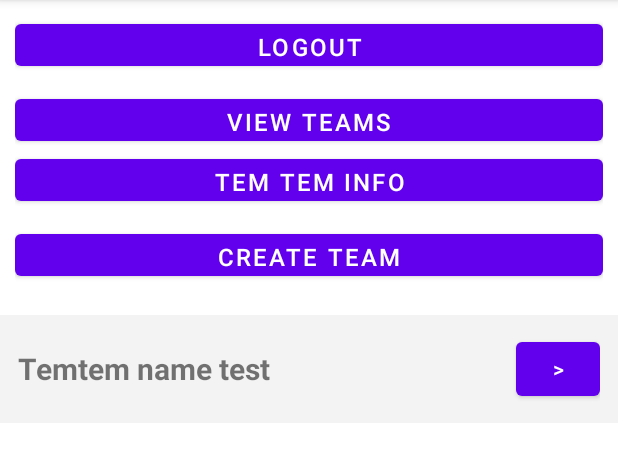
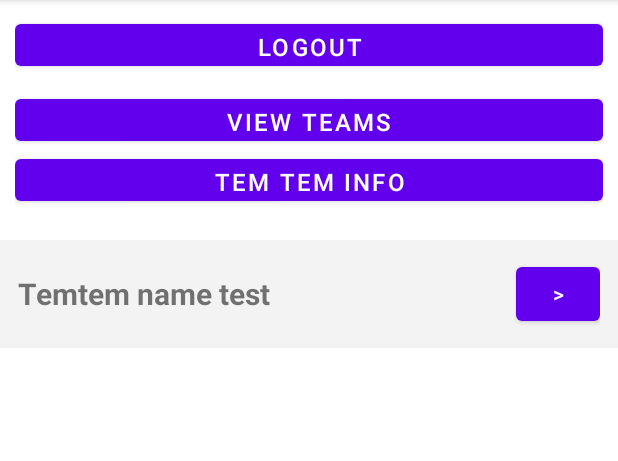
Before and after one commit to cenfo-418-teapot/TemTemPedia, an Android app: the screen it shows after launch (MainActivity), on a phone screen of 412 x 824 dp, the part 84-545 px from its top. Run offline under Robolectric (Android 15) with nearby library versions, the phone set to English and light mode, and no system bars.

Commit message:
Fix
Se hace Merge con el trabajo de Sebastian

```diff
--- a/app/src/main/java/com/teapot/temtempedia/MainActivity.kt
+++ b/app/src/main/java/com/teapot/temtempedia/MainActivity.kt
@@ -17,12 +17,6 @@
     override fun onCreate(savedInstanceState: Bundle?) {
         super.onCreate(savedInstanceState)
         setContentView(R.layout.activity_main)
-
-        findViewById<Button>(R.id.createTeam).setOnClickListener{
-            val intent = Intent(this, TeamLocal::class.java)
-            startActivity(intent)
-            finish()
-        }
 
         val gso = GoogleSignInOptions.Builder(GoogleSignInOptions.DEFAULT_SIGN_IN)
             .requestIdToken(getString(R.string.web_client_id))
@@ -55,11 +49,6 @@
             startActivity(intent)
         }
 
-        findViewById<Button>(R.id.createTeam).setOnClickListener{
-            val intent = Intent(this, SaveTeam::class.java)
-            startActivity(intent)
-            finish()
-        }
 
     }
 
--- a/app/src/main/res/layout/activity_main.xml
+++ b/app/src/main/res/layout/activity_main.xml
@@ -40,14 +40,6 @@
             android:text="Tem Tem Info"
             android:textSize="16sp"/>
 
-        <Button
-            android:id="@+id/createTeam"
-            android:layout_width="match_parent"
-            android:layout_height="40dp"
-            android:layout_marginBottom="10dp"
-            android:text="Create Team"
-            android:textSize="16sp" />
-
     </LinearLayout>
 
     <LinearLayout
```
Also changed, not shown: app/src/main/java/com/teapot/temtempedia/SaveTeam.kt (+23 -17 lines), app/src/main/java/com/teapot/temtempedia/TeamActivity.kt (+8 -12 lines).
